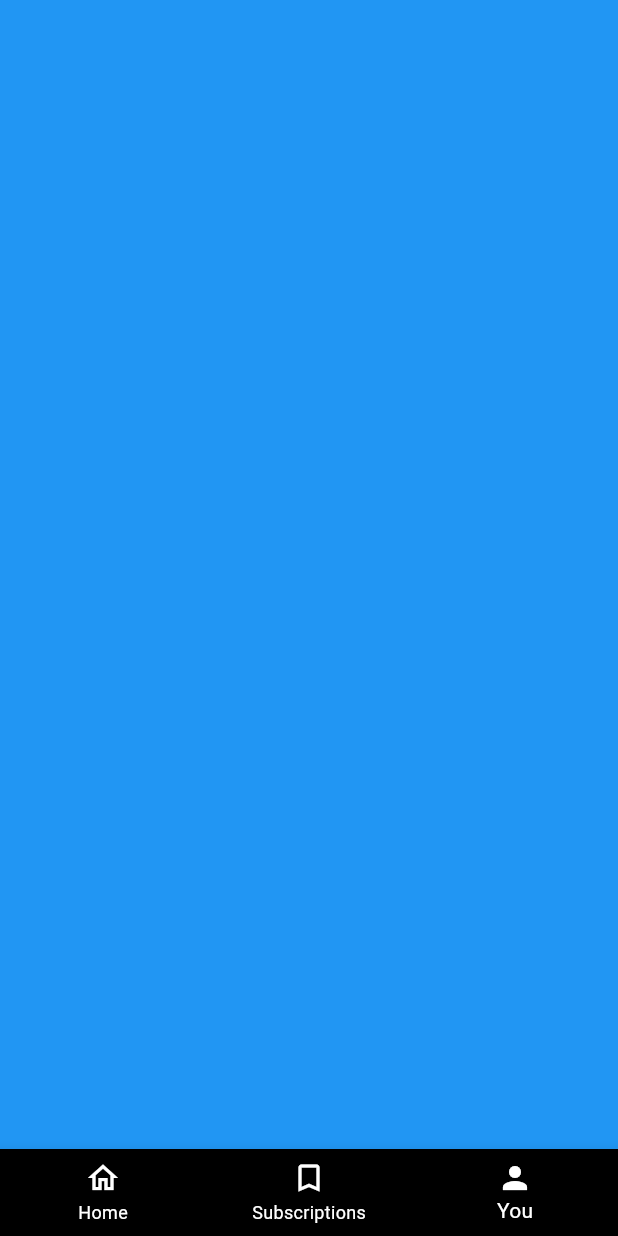
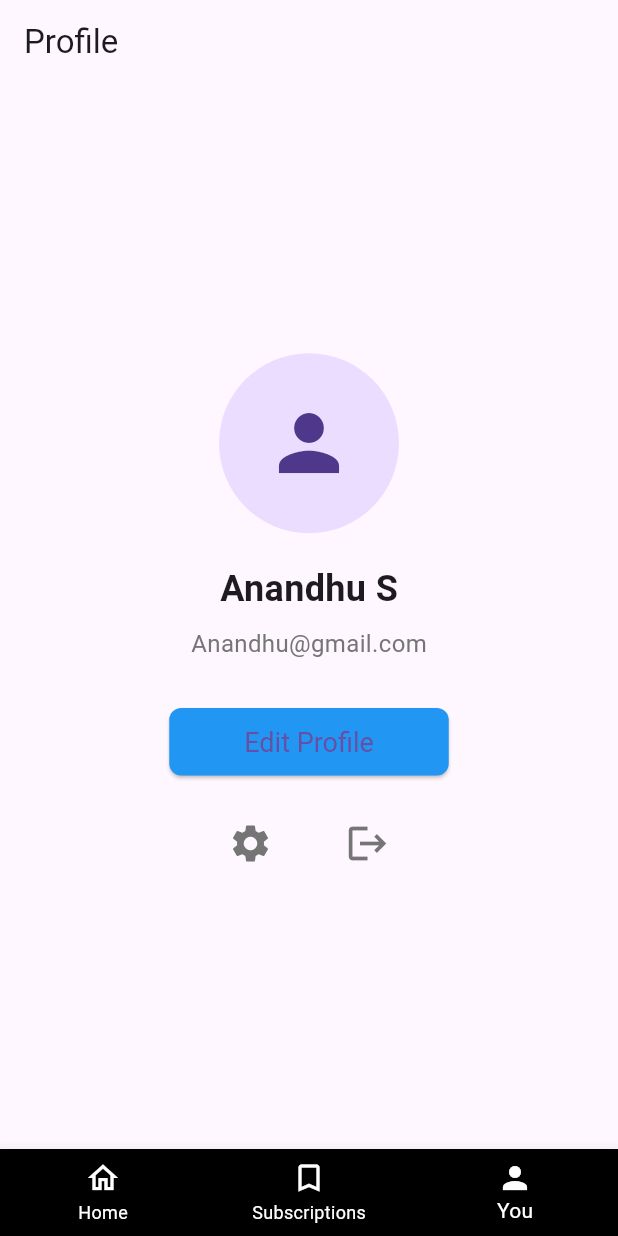
Before and after one commit to 4n4ndhu/news_applications, a Flutter app: the BottomNavbarScreen screen opened directly, item 3 of the bottom bar chosen, on a phone screen of 412 x 824 dp. Run offline on Flutter 3.47's test engine with Material 3 defaults, Android fonts, the phone set to English and light mode, and no system bars; network calls fail.

```diff
--- a/lib/controller/news_screen_controller.dart
+++ b/lib/controller/news_screen_controller.dart
@@ -3,9 +3,10 @@ import 'package:http/http.dart' as http;
 import 'package:news_applications/model/news_screen_model.dart';
 
 class NewsScreenController with ChangeNotifier {
-  String categoryIndex = "business";
+  String? categoryIndex;
   bool isLoading = false;
   List<String> category = [
+    "All",
     "business",
     "entertainment",
     "general",
@@ -15,12 +16,26 @@ class NewsScreenController with ChangeNotifier {
     "technology"
   ];
   List<News> dataList = [];
+  List<News> filteredDataList = []; // Added filtered list
+  List categoryImage = [
+    "https://encrypted-tbn0.gstatic.com/images?q=tbn:ANd9GcTe2kgzyQG4etgOPcv3BXoPB_fGZokL_Rw_BXOcxSuZssYHRMVwPxsrTPRKVyirSt18UK0&usqp=CAU",
+    "https://encrypted-tbn0.gstatic.com/images?q=tbn:ANd9GcTqIld0gDwIL70secUhQLzLLSiNNQ7HozmOQg&s",
+    "https://encrypted-tbn0.gstatic.com/images?q=tbn:ANd9GcRkggu5LvEsp0GLaHbGvuTny1gQ03YUlr3lGg&s",
+    "https://encrypted-tbn0.gstatic.com/images?q=tbn:ANd9GcSfAI_a3tzOjLGgTMN4VFkiMlK_Ol6T7OEffw&s",
+    "https://as1.ftcdn.net/v2/jpg/01/44/78/46/1000_F_144784631_uYbBlCmvFjTRpw46ld9LnRzz1aYL1QJl.jpg",
+    "https://yt3.googleusercontent.com/0QxU2BCEv3pc0pcrCBDJSqy6dEACCFy4V2xloHl88ZWXwswi1hKJZrzNGa53q9b0YiUEkw0G5g=s900-c-k-c0x00ffffff-no-rj",
+    "https://thumbs.dreamstime.com/b/emblem-logo-design-illustrator-vector-sport-news-isolated-white-background-sports-162216328.jpg",
+    "https://mir-s3-cdn-cf.behance.net/project_modules/max_1200/4df51c55602737.560991261a121.jpg",
+  ];
 
+  // Get the data from the API
   Future getData() async {
     isLoading = true;
     notifyListeners();
-    final url = Uri.parse(
-        "https://newsapi.org/v2/everything?q=$categoryIndex&apiKey=e0533ab11900474fa12c7772251ca74b");
+
+    final url = Uri.parse(categoryIndex == null
+        ? "https://newsapi.org/v2/everything?q=All&apiKey=e0533ab11900474fa12c7772251ca74b"
+        : "https://newsapi.org/v2/everything?q=$categoryIndex&apiKey=e0533ab11900474fa12c7772251ca74b");
 
     try {
       var response = await http.get(url);
@@ -28,9 +43,32 @@ class NewsScreenController with ChangeNotifier {
       if (response.statusCode == 200) {
         NewsScreenModel newsScreenRes = newsScreenModelFromJson(response.body);
         dataList = newsScreenRes.articles ?? [];
+        filteredDataList = List.from(dataList); // Initially show all articles
       }
-    } catch (e) {}
+    } catch (e) {
+      print("Error fetching news: $e");
+    }
     isLoading = false;
     notifyListeners();
   }
+
+  void filterNews(String query) {
+    if (query.isEmpty) {
+      filteredDataList =
+          List.from(dataList); // Show all articles if search is empty
+    } else {
+      filteredDataList = dataList.where((article) {
+        // Check if title, description, or author contains the query (after null check)
+        return (article.title != null &&
+                article.title!.toLowerCase().contains(query.toLowerCase())) ||
+            (article.description != null &&
+                article.description!
+                    .toLowerCase()
+                    .contains(query.toLowerCase())) ||
+            (article.author != null &&
+                article.author!.toLowerCase().contains(query.toLowerCase()));
+      }).toList();
+    }
+    notifyListeners();
+  }
 }
--- a/lib/view/bottom_navbar_screen/bottom_navbar_screen.dart
+++ b/lib/view/bottom_navbar_screen/bottom_navbar_screen.dart
@@ -1,5 +1,7 @@
 import 'package:flutter/material.dart';
 import 'package:news_applications/view/news_screen/news_screen.dart';
+import 'package:news_applications/view/profile_screen/profile_screen.dart';
+import 'package:news_applications/view/saved_screen/saved_screen.dart';
 
 class BottomNavbarScreen extends StatefulWidget {
   const BottomNavbarScreen({super.key});
@@ -9,15 +11,7 @@ class BottomNavbarScreen extends StatefulWidget {
 }
 
 class _BottomNavbarScreenState extends State<BottomNavbarScreen> {
-  List screens = [
-    NewsScreen(),
-    Container(
-      color: Colors.yellow,
-    ),
-    Container(
-      color: Colors.blue,
-    ),
-  ];
+  List screens = [NewsScreen(), SavedScreen(), ProfileScreen()];
   int selected = 0;
   @override
   Widget build(BuildContext context) {
--- /dev/null
+++ b/lib/view/profile_screen/profile_screen.dart
@@ -0,0 +1,100 @@
+import 'package:flutter/material.dart';
+
+class ProfileScreen extends StatelessWidget {
+  @override
+  Widget build(BuildContext context) {
+    return Scaffold(
+      appBar: AppBar(
+        title: Text('Profile'),
+      ),
+      body: ProfileContent(),
+    );
+  }
+}
+
+class ProfileContent extends StatelessWidget {
+  @override
+  Widget build(BuildContext context) {
+    return Center(
+      child: Padding(
+        padding: const EdgeInsets.all(16.0),
+        child: Column(
+          mainAxisSize: MainAxisSize.min,
+          children: [
+            // Profile Image
+            CircleAvatar(
+              radius: 60,
+              child: Icon(
+                Icons.person,
+                size: 60,
+              ),
+            ),
+            SizedBox(height: 20),
+
+            // Name
+            Text(
+              'Anandhu S',
+              style: TextStyle(
+                fontSize: 24,
+                fontWeight: FontWeight.bold,
+              ),
+            ),
+            SizedBox(height: 8),
+            Text(
+              'Anandhu@gmail.com',
+              style: TextStyle(
+                fontSize: 16,
+                color: Colors.grey[600],
+              ),
+            ),
+            SizedBox(height: 30),
+
+            // Edit Profile Button
+            ElevatedButton(
+              onPressed: () {
+                // Navigate to the edit profile screen
+                // Example: Navigator.push(context, MaterialPageRoute(builder: (context) => EditProfileScreen()));
+              },
+              child: Text('Edit Profile'),
+              style: ElevatedButton.styleFrom(
+                backgroundColor: Colors.blue,
+                padding: EdgeInsets.symmetric(horizontal: 50, vertical: 12),
+                textStyle: TextStyle(fontSize: 18),
+                shape: RoundedRectangleBorder(
+                  borderRadius: BorderRadius.circular(8),
+                ),
+              ),
+            ),
+            SizedBox(height: 20),
+
+            // Settings and Log Out Button Row
+            Row(
+              mainAxisAlignment: MainAxisAlignment.center,
+              children: [
+                IconButton(
+                  onPressed: () {
+                    // Navigate to settings screen
+                    // Example: Navigator.push(context, MaterialPageRoute(builder: (context) => SettingsScreen()));
+                  },
+                  icon: Icon(Icons.settings),
+                  color: Colors.grey[600],
+                  iconSize: 30,
+                ),
+                SizedBox(width: 30),
+                IconButton(
+                  onPressed: () {
+                    // Perform logout action
+                    // Example: Navigator.pushReplacementNamed(context, '/login');
+                  },
+                  icon: Icon(Icons.logout),
+                  color: Colors.grey[600],
+                  iconSize: 30,
+                ),
+              ],
+            ),
+          ],
+        ),
+      ),
+    );
+  }
+}
--- a/pubspec.yaml
+++ b/pubspec.yaml
@@ -37,6 +37,7 @@ dependencies:
   cupertino_icons: ^1.0.8
   http: ^1.2.2
   provider: ^6.1.2
+  webview_flutter: ^4.0.0
   url_launcher: ^6.3.1
 
 dev_dependencies:
```
Also changed, not shown: lib/controller/detail_screen_controller.dart (deleted, +0 -15 lines), lib/main.dart (+8 -5 lines), lib/view/category_screen/category_screen.dart (+29 -4 lines), lib/view/details_screen/details_screen.dart (+20 -15 lines), lib/view/news_screen/news_screen.dart (+63 -39 lines), lib/view/saved_screen/saved_screen.dart (added, +72 -0 lines), pubspec.lock, 3 other files.
